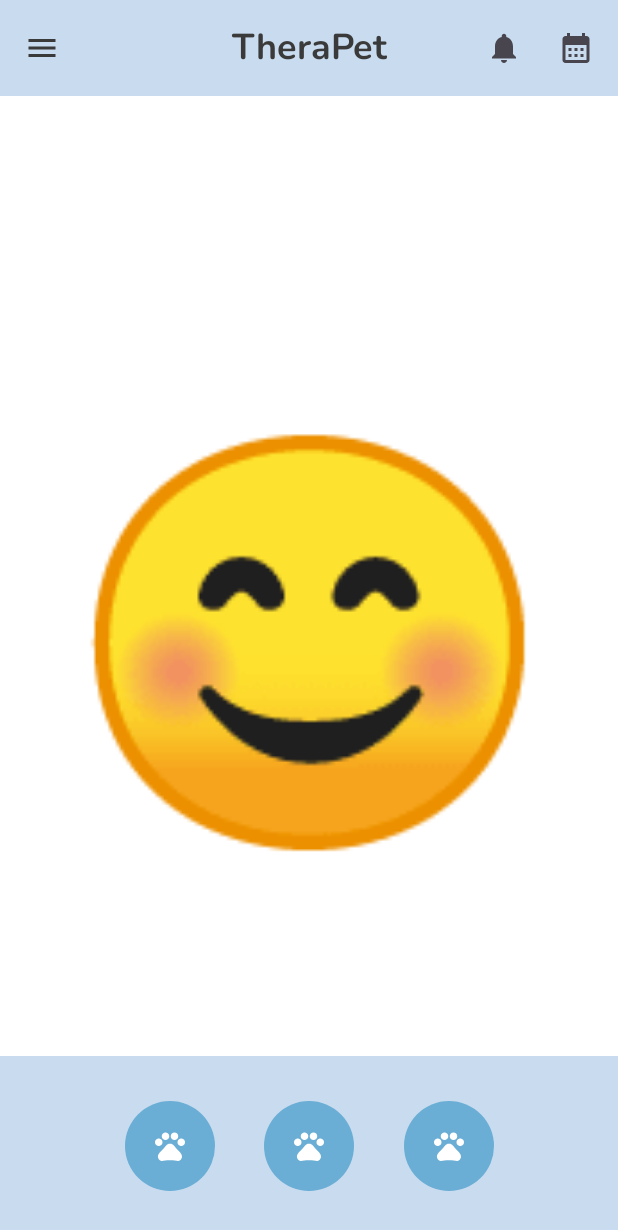
After one commit to chloeannedwards2002-ai/TheraPet, an Android app built with Jetpack Compose: the HomeScreenActivity screen opened directly, with no data from a screen before it, on a phone screen of 412 x 824 dp. The commit adds this screen. Shown: the top 1230 px of the screen. Run offline under Robolectric (Android 15) with nearby library versions, the phone set to English and light mode, and no system bars.

Commit message:
Home screen created - improvements to be made at a later date

```diff
--- a/app/src/main/AndroidManifest.xml
+++ b/app/src/main/AndroidManifest.xml
@@ -11,6 +11,11 @@
         android:roundIcon="@mipmap/therapet_launcher_round"
         android:supportsRtl="true"
         android:theme="@style/Theme.TheraPet">
+        <activity
+            android:name=".HomeScreenActivity"
+            android:exported="false"
+            android:label="@string/title_activity_home_screen"
+            android:theme="@style/Theme.TheraPet" />
         <activity
             android:name=".CreatePetActivity"
             android:exported="false"
--- a/app/src/main/java/com/example/therapet/CreatePetActivity.kt
+++ b/app/src/main/java/com/example/therapet/CreatePetActivity.kt
@@ -29,10 +29,10 @@ import androidx.compose.ui.tooling.preview.Preview
 import androidx.compose.ui.unit.TextUnit
 import androidx.compose.ui.unit.dp
 import androidx.compose.ui.unit.sp
-import com.example.therapet.ui.theme.BasicTopBar
-import com.example.therapet.ui.theme.CircularCarousel
+import com.example.therapet.ui.theme.customs.BasicTopBar
+import com.example.therapet.ui.theme.customs.CircularCarousel
 import com.example.therapet.ui.theme.MyElevatedButton
-import com.example.therapet.ui.theme.MyOutlinedTextField
+import com.example.therapet.ui.theme.customs.MyOutlinedTextField
 import com.example.therapet.ui.theme.TheraPetTheme
 
 class CreatePetActivity : ComponentActivity() {
--- /dev/null
+++ b/app/src/main/java/com/example/therapet/HomeScreenActivity.kt
@@ -0,0 +1,73 @@
+package com.example.therapet
+
+import android.os.Bundle
+import androidx.activity.ComponentActivity
+import androidx.activity.compose.setContent
+import androidx.activity.enableEdgeToEdge
+import androidx.compose.foundation.layout.Arrangement
+import androidx.compose.foundation.layout.Column
+import androidx.compose.foundation.layout.Spacer
+import androidx.compose.foundation.layout.fillMaxSize
+import androidx.compose.foundation.layout.height
+import androidx.compose.foundation.layout.padding
+import androidx.compose.material3.Scaffold
+import androidx.compose.runtime.Composable
+import androidx.compose.ui.Alignment
+import androidx.compose.ui.Modifier
+import androidx.compose.ui.tooling.preview.Preview
+import androidx.compose.ui.unit.dp
+import com.example.therapet.ui.theme.customs.MainTopBar
+import com.example.therapet.ui.theme.TheraPetTheme
+import com.example.therapet.ui.theme.customs.CustomBottomBar
+
+class HomeScreenActivity : ComponentActivity() {
+    override fun onCreate(savedInstanceState: Bundle?) {
+        super.onCreate(savedInstanceState)
+        enableEdgeToEdge()
+        setContent {
+            TheraPetTheme {
+                Scaffold(modifier = Modifier.fillMaxSize()) { innerPadding ->
+                    HomeScreen(
+                        modifier = Modifier.padding(innerPadding)
+                    )
+                }
+            }
+        }
+    }
+}
+
+@Composable
+fun HomeScreen(modifier: Modifier = Modifier) {
+    Scaffold(
+        topBar = {
+            MainTopBar(text = "TheraPet")
+        },
+        bottomBar = {
+            CustomBottomBar()
+        }
+    ) { innerPadding ->
+        Column(
+            modifier = modifier
+                .padding(innerPadding)
+                .padding(horizontal = 20.dp)
+                .fillMaxSize(),
+            verticalArrangement = Arrangement.Top,
+            horizontalAlignment = Alignment.CenterHorizontally
+        ) {
+
+            Spacer(modifier = Modifier.height(190.dp))
+
+            PetPlaceholder()
+
+            Spacer(modifier = Modifier.height(80.dp))
+        }
+    }
+}
+
+@Preview(showBackground = true)
+@Composable
+fun HomeScreenPreview() {
+    TheraPetTheme {
+        HomeScreen()
+    }
+}
--- a/app/src/main/java/com/example/therapet/LoginActivity.kt
+++ b/app/src/main/java/com/example/therapet/LoginActivity.kt
@@ -32,11 +32,11 @@ import androidx.compose.ui.platform.testTag
 import androidx.compose.ui.text.style.TextAlign
 import androidx.compose.ui.tooling.preview.Preview
 import androidx.compose.ui.unit.dp
-import com.example.therapet.ui.theme.MyOutlinedTextField
-import com.example.therapet.ui.theme.MyPasswordTextField
+import com.example.therapet.ui.theme.customs.MyOutlinedTextField
+import com.example.therapet.ui.theme.customs.MyPasswordTextField
 import com.example.therapet.ui.theme.TheraPetTheme
 import androidx.compose.ui.res.stringResource
-import com.example.therapet.ui.theme.MyCheckBox
+import com.example.therapet.ui.theme.customs.MyCheckBox
 import com.example.therapet.ui.theme.MyFilledButton
 import com.example.therapet.ui.theme.MyTextButton
 
--- a/app/src/main/java/com/example/therapet/RegisterActivity.kt
+++ b/app/src/main/java/com/example/therapet/RegisterActivity.kt
@@ -32,13 +32,13 @@ import androidx.compose.ui.text.style.TextAlign
 import androidx.compose.ui.tooling.preview.Preview
 import androidx.compose.ui.unit.dp
 import com.example.therapet.ui.theme.MyFilledButton
-import com.example.therapet.ui.theme.MyOutlinedTextField
+import com.example.therapet.ui.theme.customs.MyOutlinedTextField
 import com.example.therapet.ui.theme.TheraPetTheme
 import androidx.compose.material.icons.Icons
 import androidx.compose.material.icons.automirrored.filled.ArrowBack
 import androidx.compose.ui.platform.LocalContext
 import androidx.compose.ui.platform.testTag
-import com.example.therapet.ui.theme.MyPasswordTextField
+import com.example.therapet.ui.theme.customs.MyPasswordTextField
 
 class RegisterActivity : ComponentActivity() {
     override fun onCreate(savedInstanceState: Bundle?) {
--- a/app/src/main/java/com/example/therapet/ui/theme/Theme.kt
+++ b/app/src/main/java/com/example/therapet/ui/theme/Theme.kt
@@ -9,6 +9,7 @@ import androidx.compose.material3.dynamicLightColorScheme
 import androidx.compose.material3.lightColorScheme
 import androidx.compose.runtime.Composable
 import androidx.compose.ui.platform.LocalContext
+import com.example.therapet.ui.theme.text.Typography
 
 private val DarkColorScheme = darkColorScheme(
     primary = Purple80,
--- /dev/null
+++ b/app/src/main/java/com/example/therapet/ui/theme/customs/AppBars.kt
@@ -0,0 +1,205 @@
+package com.example.therapet.ui.theme.customs
+
+import androidx.compose.foundation.background
+import androidx.compose.foundation.clickable
+import androidx.compose.foundation.layout.Arrangement
+import androidx.compose.foundation.layout.Box
+import androidx.compose.foundation.layout.Column
+import androidx.compose.foundation.layout.Row
+import androidx.compose.foundation.layout.Spacer
+import androidx.compose.foundation.layout.fillMaxSize
+import androidx.compose.foundation.layout.fillMaxWidth
+import androidx.compose.foundation.layout.height
+import androidx.compose.foundation.layout.padding
+import androidx.compose.foundation.layout.size
+import androidx.compose.foundation.layout.width
+import androidx.compose.foundation.shape.CircleShape
+import androidx.compose.foundation.shape.RoundedCornerShape
+import androidx.compose.material.icons.Icons
+import androidx.compose.material.icons.automirrored.filled.ArrowBack
+import androidx.compose.material.icons.filled.CalendarMonth
+import androidx.compose.material.icons.filled.Menu
+import androidx.compose.material.icons.filled.Notifications
+import androidx.compose.material.icons.filled.Pets
+import androidx.compose.material3.CenterAlignedTopAppBar
+import androidx.compose.material3.ExperimentalMaterial3Api
+import androidx.compose.material3.Icon
+import androidx.compose.material3.IconButton
+import androidx.compose.material3.MaterialTheme
+import androidx.compose.material3.Scaffold
+import androidx.compose.material3.Text
+import androidx.compose.material3.TopAppBarDefaults
+import androidx.compose.runtime.Composable
+import androidx.compose.ui.Alignment
+import androidx.compose.ui.Modifier
+import androidx.compose.ui.graphics.Color
+import androidx.compose.ui.text.style.TextOverflow
+import androidx.compose.ui.tooling.preview.Preview
+import androidx.compose.ui.unit.dp
+import com.example.therapet.ui.theme.TheraPetTheme
+
+@OptIn(ExperimentalMaterial3Api::class)
+
+/*
+    Top Bars
+ */
+
+// Basic top bar with nullable back button
+@Composable
+fun BasicTopBar(
+    text: String,
+    onBackClick: (() -> Unit)? = null
+) {
+    CenterAlignedTopAppBar(
+        colors = TopAppBarDefaults.topAppBarColors(
+            containerColor = MaterialTheme.colorScheme.primaryContainer,
+            titleContentColor = MaterialTheme.colorScheme.primary,
+        ),
+        title = {
+            Text(
+                text = text,
+                maxLines = 1,
+                overflow = TextOverflow.Ellipsis,
+                style = MaterialTheme.typography.titleMedium
+            )
+        },
+        navigationIcon = {
+            if(onBackClick != null) {
+                IconButton(onClick = onBackClick) {
+                    Icon(
+                        imageVector = Icons.AutoMirrored.Filled.ArrowBack,
+                        contentDescription = "Back"
+                    )
+                }
+            }
+        },
+        actions = { /* No actions */ }
+    )
+}
+
+// Home screen top bar with burger menu
+@OptIn(ExperimentalMaterial3Api::class)
+@Composable
+fun MainTopBar(text: String) {
+    CenterAlignedTopAppBar(
+        colors = TopAppBarDefaults.topAppBarColors(
+            containerColor = MaterialTheme.colorScheme.primaryContainer,
+            titleContentColor = MaterialTheme.colorScheme.primary,
+        ),
+        navigationIcon = {
+            IconButton(onClick = {}) {
+                Icon(Icons.Filled.Menu, contentDescription = "Menu")
+            }
+        },
+        title = {
+            Text(
+                text = text,
+                maxLines = 1,
+                overflow = TextOverflow.Ellipsis,
+                style = MaterialTheme.typography.titleMedium
+            )
+        },
+        actions = {
+            IconButton(onClick = {}) {
+                Icon(Icons.Filled.Notifications, contentDescription = "Notifications")
+            }
+            IconButton(onClick = {}) {
+                Icon(Icons.Filled.CalendarMonth, contentDescription = "Calendar")
+            }
+        }
+    )
+}
+
+/*
+    Bottom bars
+ */
+
+// Home screen bottom bar shape
+// A U shaped UI component that will house the interaction buttons and need bars
+@Composable
+fun CustomBottomBar() {
+    Box(
+        modifier = Modifier
+            .fillMaxWidth()
+            .height(120.dp)
+            .background(MaterialTheme.colorScheme.primaryContainer)
+    ) {
+        Row(
+            modifier = Modifier
+                .align(Alignment.Center)
+                .fillMaxWidth()
+                .padding(horizontal = 50.dp),
+            horizontalArrangement = Arrangement.SpaceEvenly,
+            verticalAlignment = Alignment.CenterVertically
+        ) {
+            CircularBarButton(onClick = { /* TODO */ })
+            CircularBarButton(onClick = { /* TODO */ })
+            CircularBarButton(onClick = { /* TODO */ })
+        }
+    }
+}
+
+@Composable
+fun CircularBarButton(onClick: () -> Unit) {
+    Box(
+        modifier = Modifier
+            .size(60.dp)
+            .background(
+                color = MaterialTheme.colorScheme.primary,
+                shape = CircleShape
+            )
+            .clickable { onClick() },
+        contentAlignment = Alignment.Center
+    ) {
+        Icon(
+            imageVector = Icons.Default.Pets,
+            contentDescription = null,
+            tint = Color.White
+        )
+    }
+}
+
+
+@Composable
+fun compileAllBars() {
+    Scaffold(
+        bottomBar = {
+            CustomBottomBar()
+        }
+    ) { innerPadding ->   // <-- This was missing
+        Column(
+            modifier = Modifier
+                .padding(innerPadding)
+                .fillMaxSize()
+        ) {
+
+            BasicTopBar(
+                text = "With Back Button",
+                onBackClick = {}
+            )
+
+            Spacer(modifier = Modifier.height(16.dp))
+
+            BasicTopBar(
+                text = "Without Back Button"
+            )
+
+            Spacer(modifier = Modifier.height(16.dp))
+
+            MainTopBar(
+                text = "Main Top Bar"
+            )
+
+            Spacer(modifier = Modifier.height(16.dp))
+        }
+    }
+}
+
+
+@Preview(showBackground = true)
+@Composable
+fun AppBarPreview() {
+    TheraPetTheme {
+        compileAllBars()
+    }
+}
--- a/app/src/main/java/com/example/therapet/ui/theme/Carousel.kt
+++ b/app/src/main/java/com/example/therapet/ui/theme/customs/Carousel.kt
@@ -1,4 +1,4 @@
-package com.example.therapet.ui.theme
+package com.example.therapet.ui.theme.customs
 
 import androidx.compose.foundation.background
 import androidx.compose.foundation.layout.Arrangement
--- a/app/src/main/java/com/example/therapet/ui/theme/InputField.kt
+++ b/app/src/main/java/com/example/therapet/ui/theme/customs/InputField.kt
@@ -1,4 +1,4 @@
-package com.example.therapet.ui.theme
+package com.example.therapet.ui.theme.customs
 
 import androidx.compose.material3.Checkbox
 import androidx.compose.foundation.clickable
@@ -32,6 +32,7 @@ import androidx.compose.ui.tooling.preview.Preview
 import androidx.compose.ui.unit.dp
 import androidx.compose.ui.text.input.PasswordVisualTransformation
 import androidx.compose.ui.text.input.VisualTransformation
+import com.example.therapet.ui.theme.TheraPetTheme
 
 // Outlined text field
 @Composable
--- a/app/src/main/java/com/example/therapet/ui/theme/Font.kt
+++ b/app/src/main/java/com/example/therapet/ui/theme/text/Font.kt
@@ -1,4 +1,4 @@
-package com.example.therapet.ui.theme
+package com.example.therapet.ui.theme.text
 
 import androidx.compose.ui.text.font.Font
 import androidx.compose.ui.text.font.FontFamily
--- a/app/src/main/res/values/strings.xml
+++ b/app/src/main/res/values/strings.xml
@@ -8,4 +8,5 @@
     <string name="title_activity_register">RegisterActivity</string>
     <string name="title_activity_login">LoginActivity</string>
     <string name="title_activity_create_pet">CreatePetActivity</string>
+    <string name="title_activity_home_screen">HomeScreenActivity</string>
 </resources>
```
Also changed, not shown: app/src/main/java/com/example/therapet/ui/theme/TopBar.kt (deleted, +0 -81 lines), app/src/main/java/com/example/therapet/ui/theme/text/Type.kt (renamed from app/src/main/java/com/example/therapet/ui/theme/Type.kt, +6 -4 lines), 3 other files.
